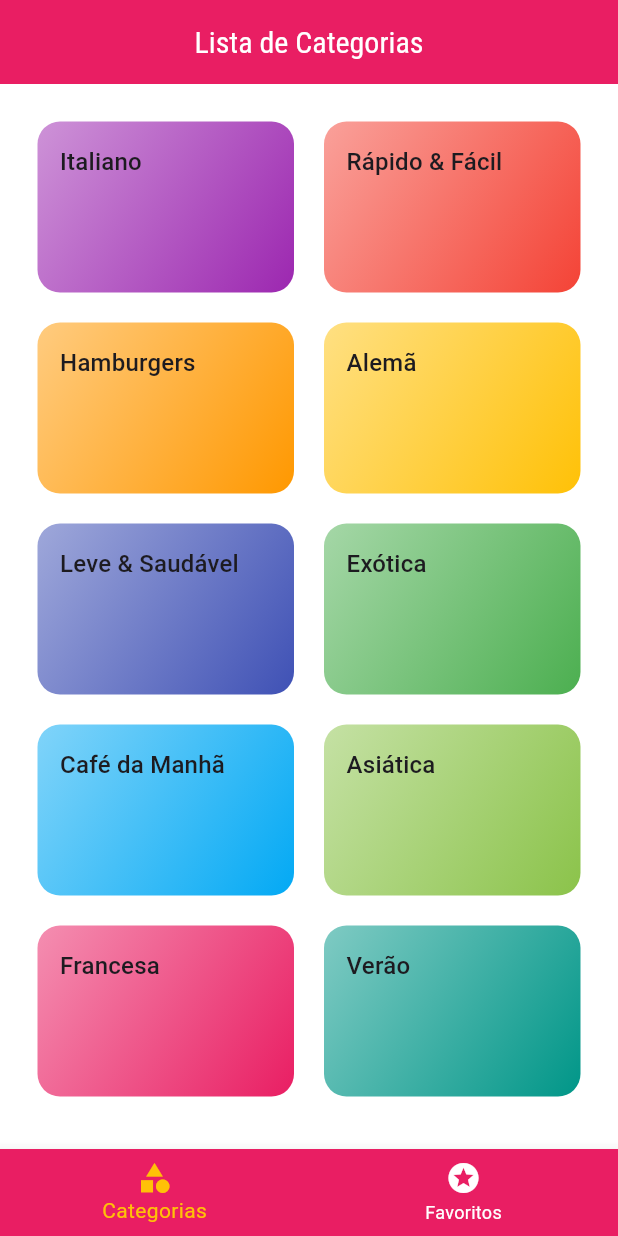
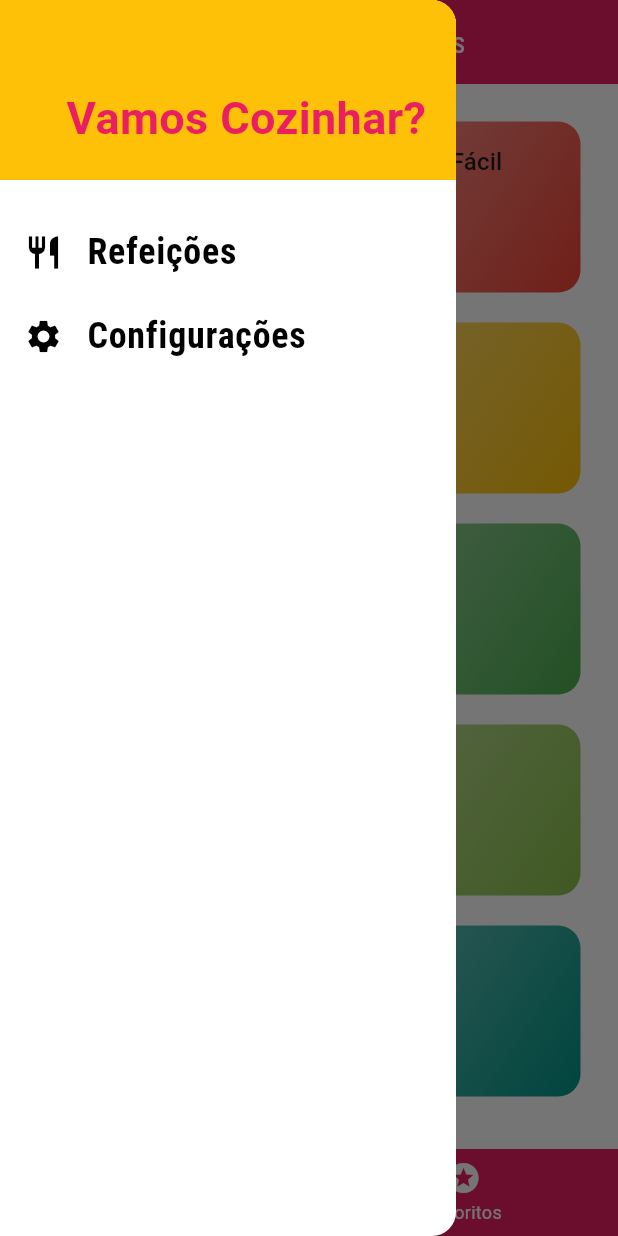
Before and after one commit to GuilhermeSaravy/futter_meals, a Flutter app: the screen it shows after launch, with the side drawer open (before the commit the screen has no drawer), on a phone screen of 412 x 824 dp. Run offline on Flutter 3.47's test engine with Material 3 defaults, Android fonts, the phone set to English and light mode, and no system bars.

Commit message:
Criando Drawer

```diff
--- /dev/null
+++ b/lib/components/main_drawer.dart
@@ -0,0 +1,53 @@
+import 'package:flutter/cupertino.dart';
+import 'package:flutter/material.dart';
+
+class MainDrawer extends StatelessWidget {
+  const MainDrawer({super.key});
+
+  Widget _createItem(IconData icon, String label) {
+    return ListTile(
+      leading: Icon(
+        icon,
+        size: 26,
+      ),
+      title: Text(
+        label,
+        style: const TextStyle(
+            fontFamily: 'RobotoCondensed',
+            fontSize: 24,
+            fontWeight: FontWeight.bold),
+      ),
+      onTap: () {},
+    );
+  }
+
+  @override
+  Widget build(BuildContext context) {
+    return Drawer(
+      child: Column(
+        children: [
+          Container(
+            height: 120,
+            width: double.infinity,
+            padding: EdgeInsets.all(20),
+            color: Theme.of(context).colorScheme.secondary,
+            alignment: Alignment.bottomRight,
+            child: Text(
+              'Vamos Cozinhar?',
+              style: TextStyle(
+                fontWeight: FontWeight.bold,
+                fontSize: 30,
+                color: Theme.of(context).colorScheme.primary,
+              ),
+            ),
+          ),
+          const SizedBox(
+            height: 20,
+          ),
+          _createItem(Icons.restaurant, 'Refeições'),
+          _createItem(Icons.settings, 'Configurações')
+        ],
+      ),
+    );
+  }
+}
--- a/lib/screens/tabs_screen.dart
+++ b/lib/screens/tabs_screen.dart
@@ -1,4 +1,5 @@
 import 'package:flutter/material.dart';
+import 'package:meals/components/main_drawer.dart';
 import 'package:meals/screens/categories_screen.dart';
 import 'package:meals/screens/favorite_screen.dart';
 
@@ -33,6 +34,7 @@ class _TabsScreenState extends State<TabsScreen> {
             backgroundColor: Theme.of(context).primaryColor,
             foregroundColor: Colors.white,
           ),
+          drawer: MainDrawer(),
           body: _screens[_selectedScreenIndex]['screen'] as Widget,
           bottomNavigationBar: BottomNavigationBar(
             unselectedItemColor: Colors.white,
```
